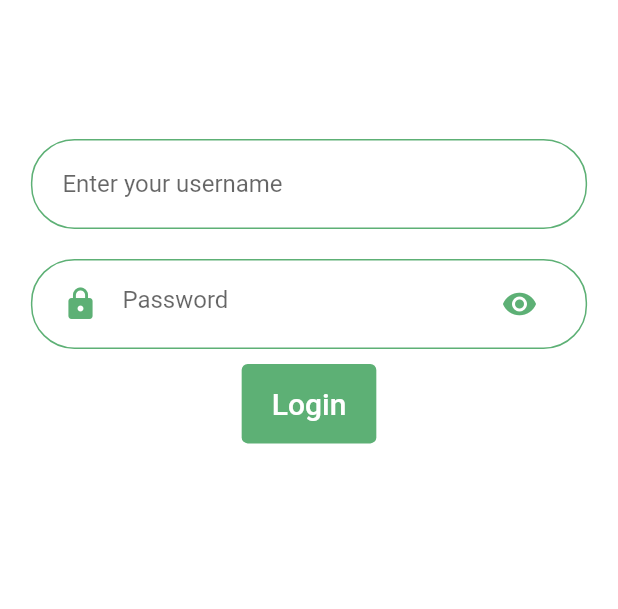
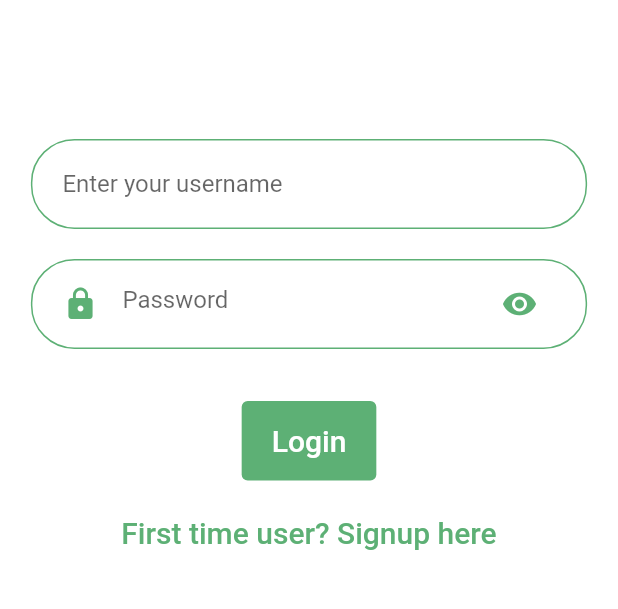
Before and after one commit to SanathSame/roomie_lah, a Flutter app: the screen it shows after launch, on a phone screen of 412 x 824 dp, the part 368-977 px from its top. Run offline on Flutter 3.47's test engine with Material 2 defaults, Android fonts, the phone set to English and light mode, and no system bars; our stand-ins replace cloud_firestore, firebase_core, flutter_tindercard; missing offline and left inert: enum_to_string, multiselect; accounts and stored records are empty.

Commit message:
Signup and login changes implemented

```diff
--- a/lib/screens/LoginScreen.dart
+++ b/lib/screens/LoginScreen.dart
@@ -6,6 +6,7 @@ import "package:roomie_lah/widgets/AppBar.dart";
 import "package:roomie_lah/widgets/rounded_button.dart";
 import "package:roomie_lah/widgets/rounded_input_field.dart";
 import "package:roomie_lah/screens/recommendation_screen.dart";
+import "package:roomie_lah/screens/SignupScreen.dart";
 
 class LoginScreen extends StatefulWidget {
   static String id = "login_screen";
@@ -31,6 +32,7 @@ class _LoginScreenState extends State<LoginScreen> {
     Size size = MediaQuery.of(context).size;
     return Scaffold(
       appBar: AppBar(
+        automaticallyImplyLeading: false,
         elevation: 5.0,
         backgroundColor: kPrimaryColor,
         title: Center(
@@ -114,6 +116,7 @@ class _LoginScreenState extends State<LoginScreen> {
                   ),
                 ),
               ),
+              SizedBox(height: size.height * 0.03),
               TextButton(
                 style: TextButton.styleFrom(
                     backgroundColor: kPrimaryColor,
@@ -138,7 +141,20 @@ class _LoginScreenState extends State<LoginScreen> {
                   style: TextStyle(fontSize: 20),
                 ),
               ),
-              SizedBox(height: size.height * 0.03),
+              SizedBox(height: size.height * 0.01),
+              TextButton(
+                style: TextButton.styleFrom(
+                    backgroundColor: Colors.white,
+                    primary: kPrimaryColor,
+                    padding:
+                        EdgeInsets.symmetric(vertical: 15, horizontal: 20)),
+                onPressed: () =>
+                    {Navigator.pushNamed(context, SignupScreen.id)},
+                child: Text(
+                  "First time user? Signup here",
+                  style: TextStyle(fontSize: 20),
+                ),
+              ),
             ],
           ),
         ),
```
Also changed, not shown: lib/screens/SignupScreen.dart (+12 -8 lines).
